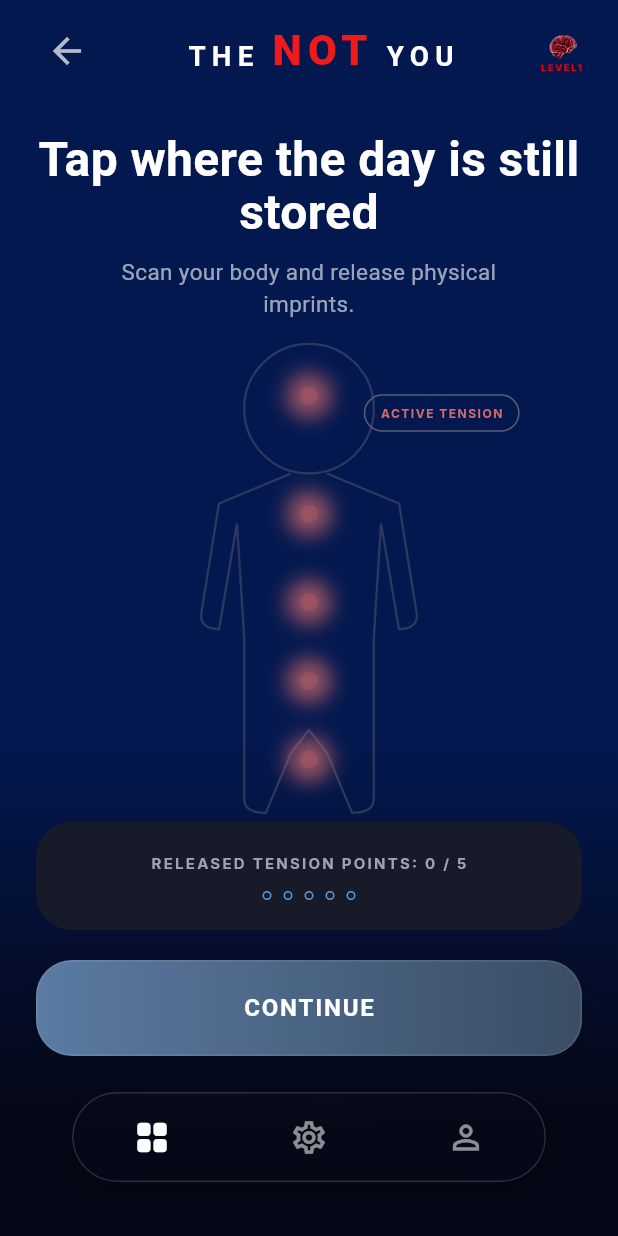
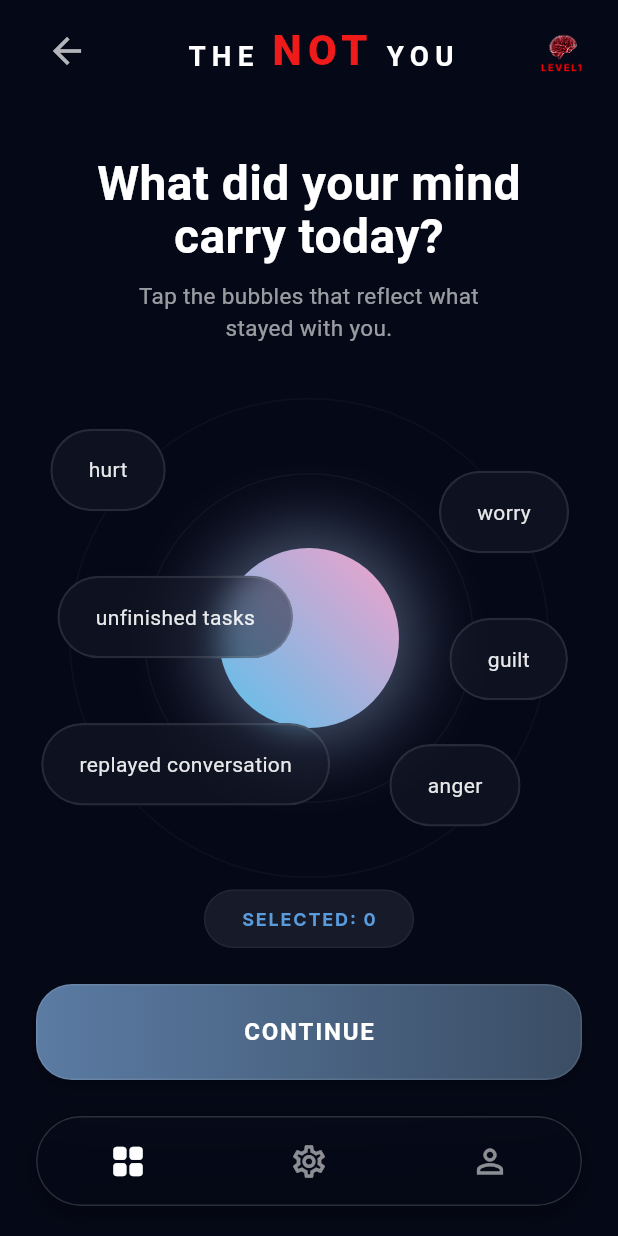
Before and after one commit to Umair-Amjad-Ali/ai-emotion-app, a Flutter app: the screen it shows after launch, on a phone screen of 412 x 824 dp. Run offline on Flutter 3.47's test engine with Material 3 defaults, Android fonts, the phone set to English and light mode, and no system bars; our stand-ins replace google_fonts.

Commit message:
mind carries screen completed

```diff
--- a/lib/main.dart
+++ b/lib/main.dart
@@ -1,10 +1,7 @@
-import 'package:ai_emotion_app/screen/addiction/wave_intensity_screen.dart';
-import 'package:ai_emotion_app/screen/restfullmind/star_release.dart';
-import 'package:ai_emotion_app/screen/restfullmind/body_relaxation_scan.dart';
+import 'package:ai_emotion_app/screen/restfullmind/mind_carries.dart';
 import 'package:flutter/material.dart';
 import 'package:flutter/services.dart';
 import 'core/theme/app_colors.dart';
-import 'screen/addiction/wave_intensity_screen.dart';
 
 void main() {
   SystemChrome.setSystemUIOverlayStyle(
@@ -34,7 +31,7 @@ class AiEmotionApp extends StatelessWidget {
         ),
         useMaterial3: true,
       ),
-      home: const BodyRelaxationScanScreen(),
+      home: const MindCarriesScreen(),
     );
   }
 }
--- /dev/null
+++ b/lib/screen/restfullmind/mind_carries.dart
@@ -0,0 +1,227 @@
+import 'dart:ui';
+import 'package:ai_emotion_app/core/theme/app_colors.dart';
+import 'package:ai_emotion_app/widgets/app_header.dart';
+import 'package:ai_emotion_app/widgets/custom_bottom_nav_bar.dart';
+import 'package:ai_emotion_app/widgets/primary_button.dart';
+import 'package:ai_emotion_app/widgets/screen_header.dart';
+import 'package:flutter/material.dart';
+import 'package:google_fonts/google_fonts.dart';
+
+class MindBubble {
+  final String text;
+  final Alignment alignment;
+
+  MindBubble(this.text, this.alignment);
+}
+
+class MindCarriesScreen extends StatefulWidget {
+  const MindCarriesScreen({super.key});
+
+  @override
+  State<MindCarriesScreen> createState() => _MindCarriesScreenState();
+}
+
+class _MindCarriesScreenState extends State<MindCarriesScreen> {
+  final Set<String> _selectedBubbles = {};
+
+  final List<MindBubble> _bubbles = [
+    MindBubble('hurt', const Alignment(-0.8, -0.8)),
+    MindBubble('worry', const Alignment(0.8, -0.6)),
+    MindBubble('unfinished tasks', const Alignment(-0.7, -0.1)),
+    MindBubble('guilt', const Alignment(0.8, 0.1)),
+    MindBubble('replayed conversation', const Alignment(-0.75, 0.6)),
+    MindBubble('anger', const Alignment(0.6, 0.7)),
+  ];
+
+  @override
+  Widget build(BuildContext context) {
+    return Scaffold(
+      backgroundColor: AppColors.bgDark,
+      body: SafeArea(
+        child: Column(
+          children: [
+            const AppHeader(level: 'LEVEL 1'),
+            _buildHeaderTexts(),
+            Expanded(
+              child: Stack(
+                children: [
+                  _buildBackgroundRings(),
+                  _buildCenterOrb(),
+                  ..._bubbles.map((bubble) => _buildBubble(bubble)),
+                ],
+              ),
+            ),
+            _buildBottomControls(),
+          ],
+        ),
+      ),
+    );
+  }
+
+  Widget _buildHeaderTexts() {
+    return const Padding(
+      padding: EdgeInsets.only(top: 16.0, left: 32.0, right: 32.0),
+      child: ScreenHeader(
+        title: 'What did your mind\ncarry today?',
+        subtitle: 'Tap the bubbles that reflect what\nstayed with you.',
+      ),
+    );
+  }
+
+  Widget _buildBackgroundRings() {
+    return Center(
+      child: Container(
+        width: 320,
+        height: 320,
+        decoration: BoxDecoration(
+          shape: BoxShape.circle,
+          border: Border.all(color: Colors.white.withOpacity(0.03), width: 1),
+        ),
+        child: Center(
+          child: Container(
+            width: 220,
+            height: 220,
+            decoration: BoxDecoration(
+              shape: BoxShape.circle,
+              border: Border.all(
+                color: Colors.white.withOpacity(0.04),
+                width: 1,
+              ),
+            ),
+            child: Center(
+              child: Container(
+                width: 120,
+                height: 120,
+                decoration: BoxDecoration(
+                  shape: BoxShape.circle,
+                  border: Border.all(
+                    color: Colors.white.withOpacity(0.05),
+                    width: 1,
+                  ),
+                ),
+              ),
+            ),
+          ),
+        ),
+      ),
+    );
+  }
+
+  Widget _buildCenterOrb() {
+    return Center(
+      child: Container(
+        width: 120,
+        height: 120,
+        decoration: BoxDecoration(
+          shape: BoxShape.circle,
+          gradient: const LinearGradient(
+            colors: [Color(0xFFF3A1CB), Color(0xFF5BC0EB)],
+            begin: Alignment.topRight,
+            end: Alignment.bottomLeft,
+          ),
+          boxShadow: [
+            BoxShadow(
+              color: const Color(0xFF5BC0EB).withOpacity(0.3),
+              blurRadius: 40,
+              spreadRadius: 10,
+            ),
+            BoxShadow(
+              color: const Color(0xFFF3A1CB).withOpacity(0.2),
+              blurRadius: 40,
+              spreadRadius: 10,
+            ),
+          ],
+        ),
+      ),
+    );
+  }
+
+  Widget _buildBubble(MindBubble bubble) {
+    bool isSelected = _selectedBubbles.contains(bubble.text);
+    return Align(
+      alignment: bubble.alignment,
+      child: GestureDetector(
+        onTap: () {
+          setState(() {
+            if (isSelected) {
+              _selectedBubbles.remove(bubble.text);
+            } else {
+              _selectedBubbles.add(bubble.text);
+            }
+          });
+        },
+        child: ClipRRect(
+          borderRadius: BorderRadius.circular(30),
+          child: BackdropFilter(
+            filter: ImageFilter.blur(sigmaX: 10, sigmaY: 10),
+            child: AnimatedContainer(
+              duration: const Duration(milliseconds: 300),
+              padding: const EdgeInsets.symmetric(horizontal: 24, vertical: 16),
+              decoration: BoxDecoration(
+                color: isSelected
+                    ? const Color(0xFF1E3A5F).withOpacity(0.7)
+                    : const Color(0xFF161A29).withOpacity(0.5),
+                borderRadius: BorderRadius.circular(30),
+                border: Border.all(
+                  color: isSelected
+                      ? const Color(0xFF4A90E2).withOpacity(0.8)
+                      : Colors.white.withOpacity(0.1),
+                  width: 1.5,
+                ),
+                boxShadow: isSelected
+                    ? [
+                        BoxShadow(
+                          color: const Color(0xFF4A90E2).withOpacity(0.3),
+                          blurRadius: 15,
+                          spreadRadius: 2,
+                        ),
+                      ]
+                    : [],
+              ),
+              child: Text(
+                bubble.text,
+                style: TextStyle(
+                  color: Colors.white.withOpacity(0.9),
+                  fontSize: 14,
+                  fontWeight: isSelected ? FontWeight.w600 : FontWeight.w400,
+                ),
+              ),
+            ),
+          ),
+        ),
+      ),
+    );
+  }
+
+  Widget _buildBottomControls() {
+    return Column(
+      mainAxisSize: MainAxisSize.min,
+      children: [
+        Container(
+          padding: const EdgeInsets.symmetric(horizontal: 24, vertical: 10),
+          decoration: BoxDecoration(
+            color: const Color(0xFF161A29),
+            borderRadius: BorderRadius.circular(30),
+            border: Border.all(color: Colors.white.withOpacity(0.05)),
+          ),
+          child: Text(
+            'SELECTED: ${_selectedBubbles.length}',
+            style: GoogleFonts.inter(
+              color: const Color(0xFF5A9BDB),
+              fontSize: 12,
+              fontWeight: FontWeight.w700,
+              letterSpacing: 1.2,
+            ),
+          ),
+        ),
+        const SizedBox(height: 24),
+        Container(
+          padding: const EdgeInsets.symmetric(horizontal: 24),
+          child: PrimaryButton(text: 'CONTINUE', onPressed: () {}),
+        ),
+        const SizedBox(height: 24),
+        const CustomBottomNavBar(),
+      ],
+    );
+  }
+}
```
